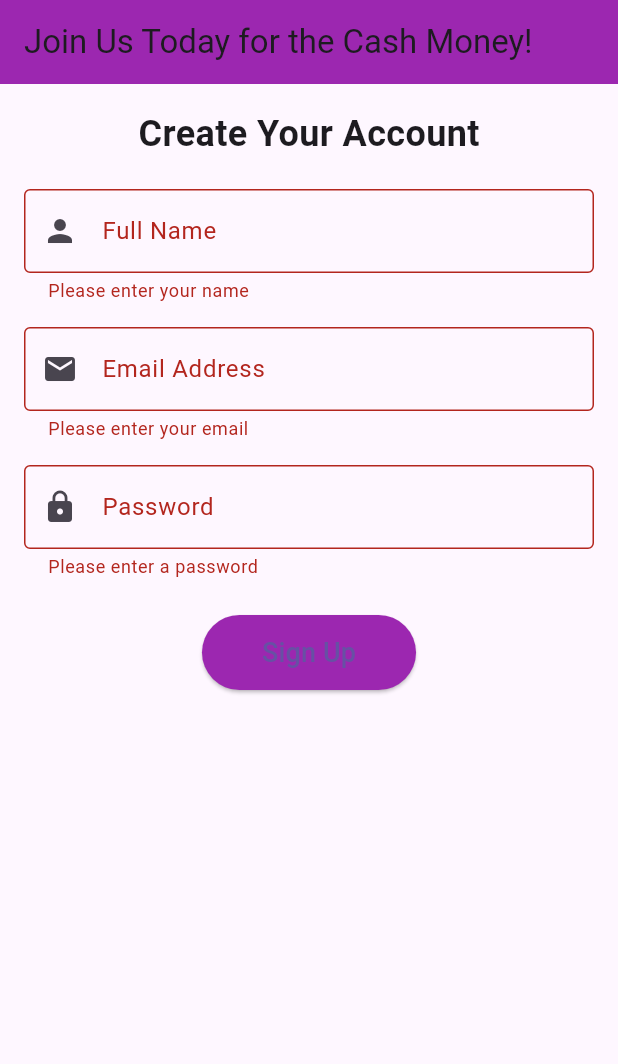
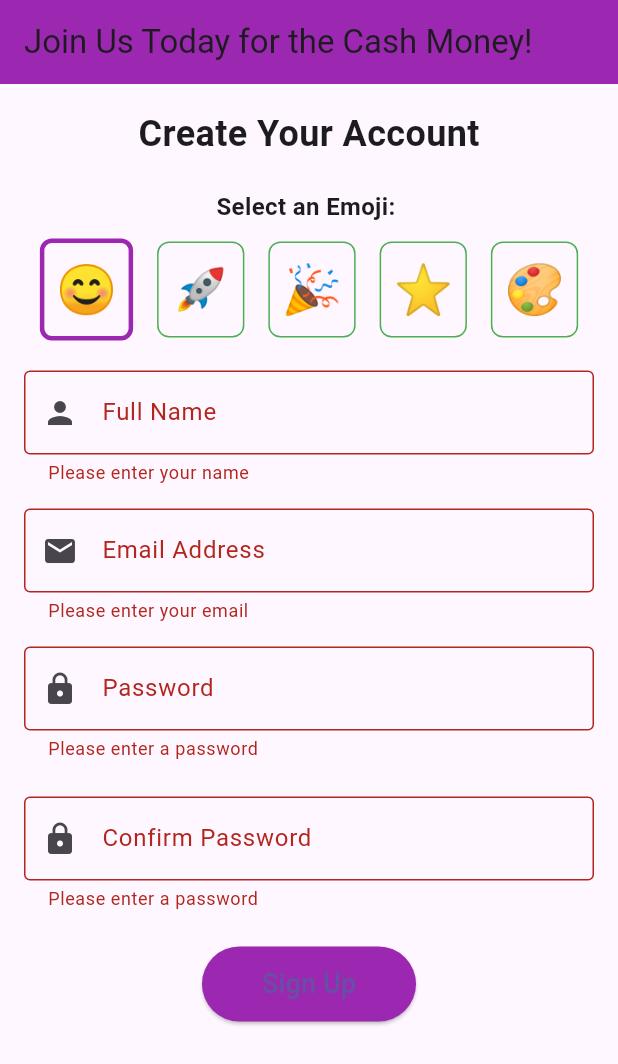
Before and after one commit to rishitaido/inclass_12, a Flutter app: the screen it shows after launch, after a tap on "Sign Up", on a phone screen of 412 x 824 dp. Shown: the top 1064 px of the screen. Run offline on Flutter 3.47's test engine with Material 3 defaults, Android fonts, the phone set to English and light mode, and no system bars.

Commit message:
Completed challenges

```diff
--- a/lib/main.dart
+++ b/lib/main.dart
@@ -1,4 +1,5 @@
 import 'package:flutter/material.dart';
+import 'package:flutter/animation.dart';
 
 void main() {
   runApp(const MyApp());
@@ -27,6 +28,9 @@ class _SignupPageState extends State<SignupPage> {
   final TextEditingController _nameController = TextEditingController();
   final TextEditingController _emailController = TextEditingController();
   final TextEditingController _passwordController = TextEditingController();
+  final TextEditingController _confirmPassword = TextEditingController();
+
+  String _selectedEmoji = '😊';
 
   @override
   Widget build(BuildContext context) {
@@ -45,6 +49,41 @@ class _SignupPageState extends State<SignupPage> {
               const Text(
                 'Create Your Account',
                 style: TextStyle(fontSize: 24, fontWeight: FontWeight.bold),
+              ),
+              const SizedBox(height: 20),
+
+              const Text(
+                'Select an Emoji: ',
+                style: TextStyle(fontSize: 16, fontWeight: FontWeight.bold),
+              ),
+              const SizedBox(height: 10),
+              Row(
+                mainAxisAlignment: MainAxisAlignment.center,
+                children: [
+                  for(String emoji in ['😊', '🚀', '🎉', '⭐', '🎨'])
+                    GestureDetector(
+                      onTap: () {
+                        setState(() {
+                          _selectedEmoji = emoji;
+                        });
+                      },
+                      child: Container(
+                        margin: const EdgeInsets.symmetric(horizontal: 8),
+                        padding: const EdgeInsets.all(8),
+                        decoration: BoxDecoration(
+                          border: Border.all(
+                            color: _selectedEmoji == emoji ? Colors.purple : Colors.green,
+                            width: _selectedEmoji == emoji ? 3: 1,
+                          ),
+                          borderRadius: BorderRadius.circular(8),
+                        ),
+                        child: Text(
+                          emoji,
+                          style: const TextStyle(fontSize: 32),
+                        ),
+                      ),
+                    )
+                ],
               ),
               const SizedBox(height: 20),
               // Name Field
@@ -102,15 +141,34 @@ class _SignupPageState extends State<SignupPage> {
                 },
               ),
               const SizedBox(height: 24),
+              TextFormField(
+                controller: _confirmPassword,
+                obscureText: true,
+                decoration: const InputDecoration(
+                  labelText: 'Confirm Password',
+                  prefixIcon: Icon(Icons.lock),
+                  border: OutlineInputBorder(),
+                ),
+                validator: (value) {
+                  if (value == null || value.isEmpty) {
+                    return 'Please enter a password';
+                  }
+                  if (value != _passwordController.text) {
+                    return 'Password must be the same';
+                  }
+                  return null;
+                },
+              ),
+              const SizedBox(height: 24),
               // Sign Up Button
               ElevatedButton(
                 onPressed: () {
                   if (_formKey.currentState!.validate()) {
-                    ScaffoldMessenger.of(context).showSnackBar(
-                      const SnackBar(
-                        content: Text('Welcome! Account created successfully.'),
-                        backgroundColor: Colors.green,
-                      ),
+                    Navigator.push(
+                      context,
+                      MaterialPageRoute(
+                        builder: (context) => WelcomePage(userName: _nameController.text, userEmoji: _selectedEmoji),
+                      )
                     );
                   }
                 },
@@ -130,3 +188,72 @@ class _SignupPageState extends State<SignupPage> {
     );
   }
 }
+
+class WelcomePage extends StatefulWidget{
+  final String userName;
+  final String userEmoji;
+
+  const WelcomePage({super.key, required this.userName, required this.userEmoji});
+  @override
+  State<WelcomePage> createState() => _WelcomePageState();
+
+}
+
+
+class _WelcomePageState extends State<WelcomePage> with TickerProviderStateMixin {
+  late AnimationController _animationController;
+  late Animation<double> _fadeAnimation;
+  late Animation<double> _scaleAnimation;
+
+  @override
+  void initState() {
+    super.initState();
+    _animationController = AnimationController(
+      duration: const Duration(seconds: 3),
+      vsync: this,
+    );
+
+    _fadeAnimation = Tween<double>(begin: 0, end: 1).animate(_animationController);
+    _scaleAnimation = Tween<double>(begin: 0.5, end: 1).animate(_animationController);
+
+    _animationController.forward();
+  }
+
+  @override
+  void dispose() {
+    _animationController.dispose();
+    super.dispose();
+  }
+
+  @override
+  Widget build(BuildContext context) {
+    return Scaffold(
+      appBar: AppBar(
+        title: const Text('Welcome!'),
+        backgroundColor: Colors.amber,
+      ),
+      body: Center(
+        child: FadeTransition(
+          opacity: _fadeAnimation,
+          child: ScaleTransition(
+            scale: _scaleAnimation,
+            child: Column(
+              mainAxisAlignment: MainAxisAlignment.center,
+              children: [
+                Text(
+                  widget.userEmoji,
+                  style: const TextStyle(fontSize: 70),
+                ),
+                const SizedBox(height: 20),
+                Text(
+                  'Welcome, ${widget.userName}!',
+                  style: const TextStyle(fontSize: 32, fontWeight: FontWeight.bold, color: Colors.black),
+                ),
+              ],
+            ),
+          ),
+        ),
+      ),
+    );
+  }
+}
```
